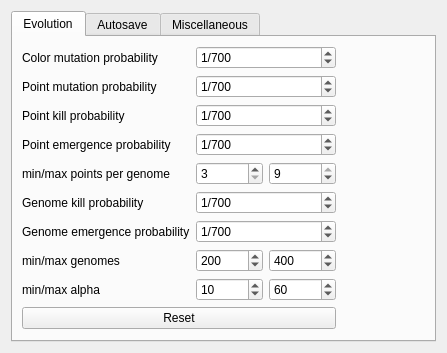
Before: the Qt Designer form optionsform.ui in superkartoffel/evo-cubist, drawn with Qt 5.
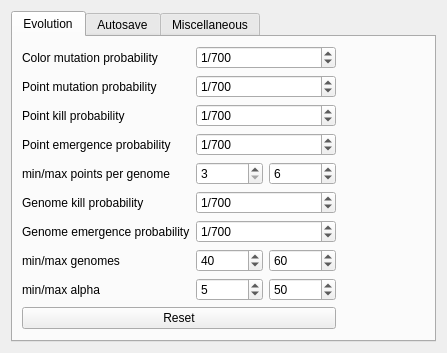
After: the same form once the commit is applied. The open tabs and pages were chosen to show the change. Icons and pictures are not drawn.

```diff
--- a/optionsform.ui
+++ b/optionsform.ui
@@ -168,13 +168,13 @@
               <number>3</number>
              </property>
              <property name="maximum">
-              <number>9</number>
+              <number>20</number>
              </property>
              <property name="singleStep">
               <number>1</number>
              </property>
              <property name="value">
-              <number>9</number>
+              <number>6</number>
              </property>
             </widget>
            </item>
@@ -244,7 +244,7 @@
            <item>
             <widget class="QSpinBox" name="minGenomesSpinBox">
              <property name="minimum">
-              <number>100</number>
+              <number>1</number>
              </property>
              <property name="maximum">
               <number>100000</number>
@@ -253,7 +253,7 @@
               <number>50</number>
              </property>
              <property name="value">
-              <number>200</number>
+              <number>40</number>
              </property>
             </widget>
            </item>
@@ -269,7 +269,7 @@
               <number>50</number>
              </property>
              <property name="value">
-              <number>400</number>
+              <number>60</number>
              </property>
             </widget>
            </item>
@@ -289,7 +289,7 @@
               <number>5</number>
              </property>
              <property name="value">
-              <number>10</number>
+              <number>5</number>
              </property>
             </widget>
            </item>
@@ -305,7 +305,7 @@
               <number>5</number>
              </property>
              <property name="value">
-              <number>60</number>
+              <number>50</number>
              </property>
             </widget>
            </item>
```
Left out of the diff: 4 changed lines with no effect on the pictures.
